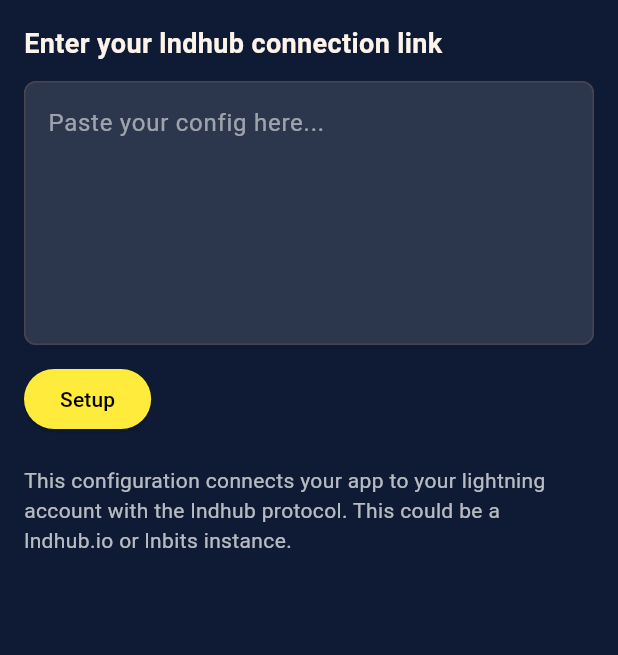
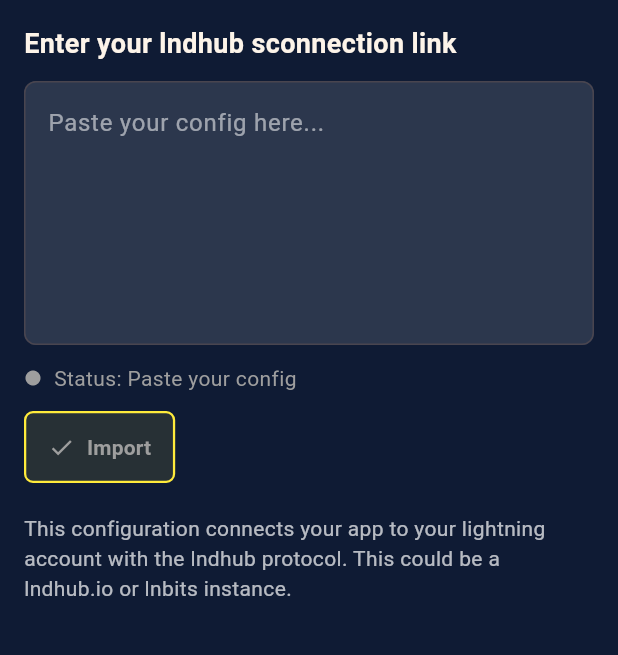
Before and after one commit to thespielplatz/volt-ui, a Flutter app: the screen it shows after launch, on a phone screen of 412 x 824 dp, the part 84-739 px from its top. Run offline on Flutter 3.47's test engine with Material 3 defaults, Android fonts, the phone set to English and light mode, and no system bars; our stand-ins replace flutter_secure_storage.

Commit message:
chore: add lndhub link validation on import

```diff
--- a/lib/pages/wallet/create/create_wallet.dart
+++ b/lib/pages/wallet/create/create_wallet.dart
@@ -1,7 +1,15 @@
-// lib/create_wallet.dart
 import 'package:flutter/material.dart';
+import 'package:volt_ui/pages/wallet/create/lib/evaluate_config.dart';
+import 'package:volt_ui/ui/vui_button.dart';
 
-class CreateWallet extends StatelessWidget {
+enum ConfigStatus {
+  initial,
+  evaluating,
+  valid,
+  invalid,
+}
+
+class CreateWallet extends StatefulWidget {
   final TextEditingController controller;
   final VoidCallback onSetup;
 
@@ -12,14 +20,105 @@ class CreateWallet extends StatelessWidget {
   });
 
   @override
+  State<CreateWallet> createState() => _CreateWalletState();
+}
+
+class _CreateWalletState extends State<CreateWallet> {
+  ConfigStatus _status = ConfigStatus.initial;
+  String _statusMessage = 'Paste your config';
+
+  @override
+  void initState() {
+    super.initState();
+    widget.controller.addListener(_onConfigChanged);
+  }
+
+  @override
+  void dispose() {
+    widget.controller.removeListener(_onConfigChanged);
+    super.dispose();
+  }
+
+  void _onConfigChanged() {
+    final config = widget.controller.text.trim();
+    if (config.isEmpty) {
+      setState(() {
+        _status = ConfigStatus.initial;
+        _statusMessage = 'Paste your config';
+      });
+      return;
+    }
+
+    setState(() {
+      _status = ConfigStatus.evaluating;
+      _statusMessage = 'Evaluating config...';
+    });
+
+    evaluateConfig(config).then((result) {
+      setState(() {
+        _status = ConfigStatus.valid;
+        _statusMessage = result.message ?? 'OK';
+      });
+    }).onError((error, stackTrace) {
+      setState(() {
+        _status = ConfigStatus.invalid;
+        _statusMessage = error.toString();
+      });
+    });
+  }
+
+  Widget _buildStatusIndicator() {
+    Color color;
+    Widget? icon;
+
+    switch (_status) {
+      case ConfigStatus.initial:
+        color = Colors.grey;
+        icon = const Icon(Icons.circle, size: 12, color: Colors.grey);
+        break;
+      case ConfigStatus.evaluating:
+        color = Colors.blue;
+        icon = const SizedBox(
+          width: 12,
+          height: 12,
+          child: CircularProgressIndicator(strokeWidth: 2),
+        );
+        break;
+      case ConfigStatus.valid:
+        color = Colors.green;
+        icon = const Icon(Icons.circle, size: 12, color: Colors.green);
+        break;
+      case ConfigStatus.invalid:
+        color = Colors.red;
+        icon = const Icon(Icons.circle, size: 12, color: Colors.red);
+        break;
+    }
+
+    return Row(
+      children: [
+        icon,
+        const SizedBox(width: 8),
+        Flexible(
+          child: Text(
+            'Status: $_statusMessage',
+            style: TextStyle(color: color),
+          ),
+        ),
+      ],
+    );
+  }
+
+  @override
   Widget build(BuildContext context) {
+    final isButtonEnabled = _status == ConfigStatus.valid;
+
     return Padding(
       padding: const EdgeInsets.all(16),
       child: Column(
         crossAxisAlignment: CrossAxisAlignment.start,
         children: [
           const Text(
-            'Enter your lndhub connection link',
+            'Enter your lndhub sconnection link',
             style: TextStyle(
               color: Color(0xFFFDF4E9),
               fontSize: 18,
@@ -28,7 +127,7 @@ class CreateWallet extends StatelessWidget {
           ),
           const SizedBox(height: 12),
           TextField(
-            controller: controller,
+            controller: widget.controller,
             maxLines: 6,
             style: const TextStyle(color: Colors.white),
             decoration: InputDecoration(
@@ -41,13 +140,13 @@ class CreateWallet extends StatelessWidget {
             ),
           ),
           const SizedBox(height: 12),
-          ElevatedButton(
-            onPressed: onSetup,
-            style: ElevatedButton.styleFrom(
-              backgroundColor: Colors.yellow,
-              foregroundColor: Colors.black,
-            ),
-            child: const Text('Setup'),
+          _buildStatusIndicator(),
+          const SizedBox(height: 12),
+          VUIButton(
+            icon: Icons.check,
+            isEnabled: isButtonEnabled,
+            onPressed: widget.onSetup,
+            label: 'Import',
           ),
           const SizedBox(height: 20),
           const Text(
--- a/lib/ui/vui_button.dart
+++ b/lib/ui/vui_button.dart
@@ -1,31 +1,54 @@
-// lib/wallet_action_button.dart
 import 'package:flutter/material.dart';
 
 class VUIButton extends StatelessWidget {
   final IconData icon;
   final String label;
-  final VoidCallback onPressed;
+  final VoidCallback? onPressed;
+  final bool isEnabled;
 
   const VUIButton({
     super.key,
     required this.icon,
     required this.label,
     required this.onPressed,
+    this.isEnabled = true,
   });
 
   @override
   Widget build(BuildContext context) {
-    return ElevatedButton.icon(
-      onPressed: onPressed,
-      icon: Icon(icon, color: Colors.black),
-      label: Text(label,
-          style: const TextStyle(
-              color: Colors.black, fontWeight: FontWeight.bold)),
-      style: ElevatedButton.styleFrom(
-        minimumSize: const Size(100, 48),
-        backgroundColor: Colors.yellow,
-        shape: RoundedRectangleBorder(borderRadius: BorderRadius.circular(6)),
-        padding: const EdgeInsets.symmetric(horizontal: 16, vertical: 10),
+    return OutlinedButton.icon(
+      onPressed: isEnabled ? onPressed : null,
+      icon: Icon(
+        icon,
+        color: isEnabled ? Colors.black : Colors.grey,
+      ),
+      label: Text(
+        label,
+        style: TextStyle(
+          color: isEnabled ? Colors.black : Colors.grey,
+          fontWeight: FontWeight.bold,
+        ),
+      ),
+      style: ButtonStyle(
+        minimumSize: WidgetStateProperty.all(const Size(100, 48)),
+        padding: WidgetStateProperty.all(
+            const EdgeInsets.symmetric(horizontal: 16, vertical: 10)),
+        backgroundColor: WidgetStateProperty.resolveWith<Color>((states) {
+          if (states.contains(WidgetState.disabled)) {
+            // ignore: deprecated_member_use
+            return Colors.yellow.withOpacity(0.1);
+          }
+          return Colors.yellow;
+        }),
+        foregroundColor: WidgetStateProperty.resolveWith<Color>((states) {
+          return isEnabled ? Colors.black : Colors.white;
+        }),
+        side: WidgetStateProperty.all(
+          const BorderSide(color: Colors.yellow, width: 1.5),
+        ),
+        shape: WidgetStateProperty.all(
+          RoundedRectangleBorder(borderRadius: BorderRadius.circular(6)),
+        ),
       ),
     );
   }
--- a/pubspec.yaml
+++ b/pubspec.yaml
@@ -11,6 +11,7 @@ dependencies:
     sdk: flutter
   cupertino_icons: ^1.0.8
   flutter_secure_storage: ^9.0.0
+  http: ^0.13.6
 
 dev_dependencies:
   flutter_test:
```
Also changed, not shown: lib/pages/wallet/create/lib/evaluate_config.dart (added, +88 -0 lines), pubspec.lock, 3 other files.
